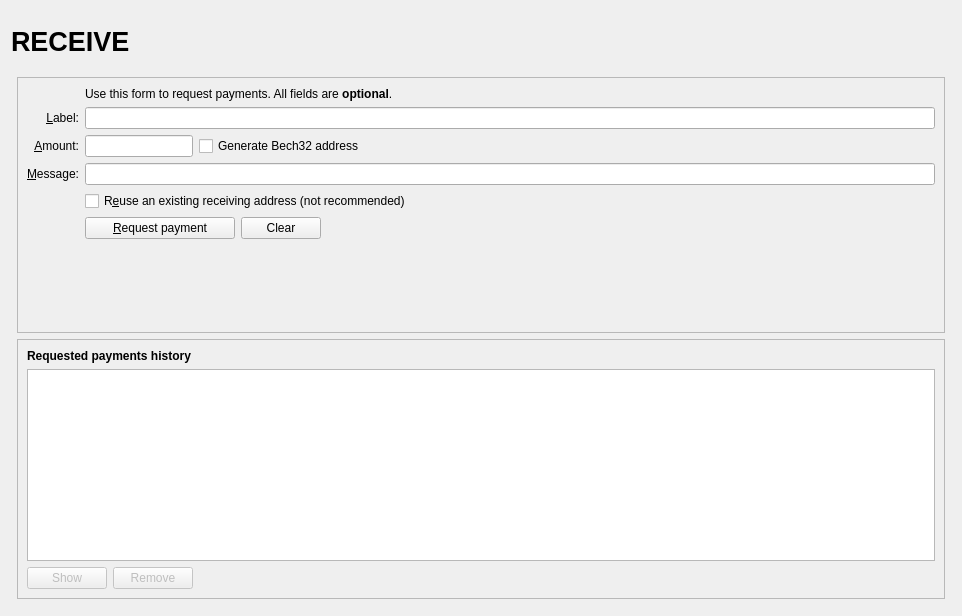
First picture: the form in src/qt/forms/receivecoinsdialog.ui, repository blocknetdx/blocknet, before the edit.
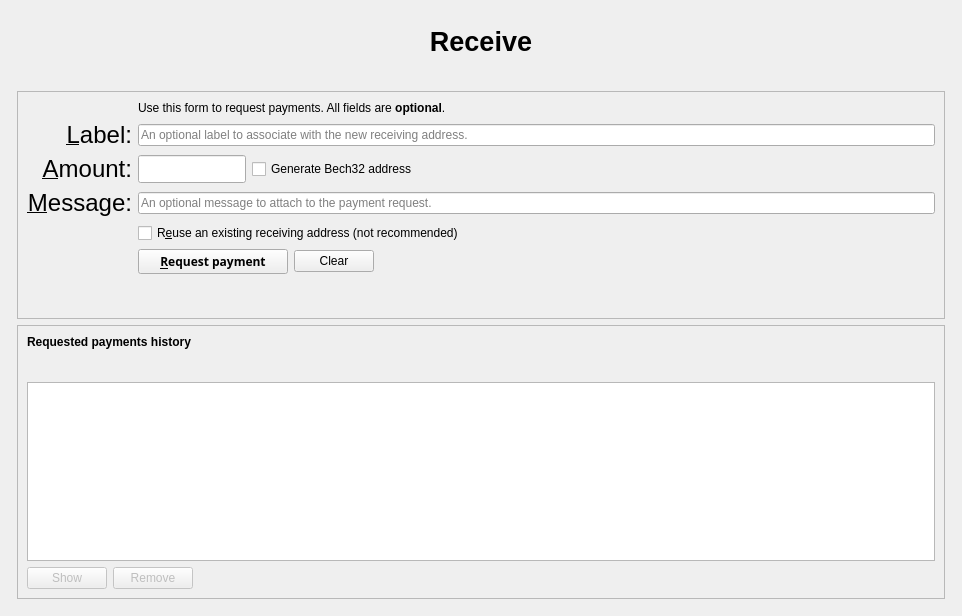
Second picture: the form after the edit. Icons and pictures are not drawn. Custom widgets are drawn as their Qt base class.

The edit to the form file:
```diff
--- a/src/qt/forms/receivecoinsdialog.ui
+++ b/src/qt/forms/receivecoinsdialog.ui
@@ -32,7 +32,7 @@
          <number>0</number>
         </property>
         <item>
-         <layout class="QHBoxLayout" name="horizontalLayout_Header" stretch="1,0,1">
+         <layout class="QHBoxLayout" name="horizontalLayout_Header" stretch="1">
           <item>
            <widget class="QLabel" name="labelOverviewHeaderLeft">
             <property name="minimumSize">
@@ -55,47 +55,10 @@
              </font>
             </property>
             <property name="text">
-             <string>RECEIVE</string>
-            </property>
-           </widget>
-          </item>
-          <item>
-           <spacer name="horizontalSpacer_3">
-            <property name="orientation">
-             <enum>Qt::Horizontal</enum>
-            </property>
-            <property name="sizeHint" stdset="0">
-             <size>
-              <width>40</width>
-              <height>20</height>
-             </size>
-            </property>
-           </spacer>
-          </item>
-          <item>
-           <widget class="QLabel" name="labelOverviewHeaderRight">
-            <property name="minimumSize">
-             <size>
-              <width>464</width>
-              <height>60</height>
-             </size>
-            </property>
-            <property name="maximumSize">
-             <size>
-              <width>16777215</width>
-              <height>60</height>
-             </size>
-            </property>
-            <property name="font">
-             <font>
-              <pointsize>14</pointsize>
-             </font>
-            </property>
-            <property name="text">
-             <string/>
+             <string>Receive</string>
             </property>
             <property name="alignment">
-             <set>Qt::AlignRight|Qt::AlignTrailing|Qt::AlignVCenter</set>
+             <set>Qt::AlignCenter</set>
             </property>
            </widget>
           </item>
@@ -119,6 +82,19 @@
         <property name="bottomMargin">
          <number>6</number>
         </property>
+        <item>
+         <spacer name="verticalSpacer_3">
+          <property name="orientation">
+           <enum>Qt::Vertical</enum>
+          </property>
+          <property name="sizeHint" stdset="0">
+           <size>
+            <width>20</width>
+            <height>40</height>
+           </size>
+          </property>
+         </spacer>
+        </item>
         <item>
          <widget class="QFrame" name="frame2">
           <property name="sizePolicy">
@@ -155,6 +131,11 @@
              </item>
              <item row="6" column="0">
               <widget class="QLabel" name="label_3">
+               <property name="font">
+                <font>
+                 <pointsize>18</pointsize>
+                </font>
+               </property>
                <property name="toolTip">
                 <string>An optional message to attach to the payment request, which will be displayed when the request is opened. Note: The message will not be sent with the payment over the Phore network.</string>
                </property>
@@ -174,6 +155,9 @@
                <property name="toolTip">
                 <string>An optional label to associate with the new receiving address.</string>
                </property>
+               <property name="placeholderText">
+                <string>An optional label to associate with the new receiving address.</string>
+               </property>
               </widget>
              </item>
              <item row="6" column="2">
@@ -181,6 +165,9 @@
                <property name="toolTip">
                 <string>An optional message to attach to the payment request, which will be displayed when the request is opened.&lt;br&gt;Note: The message will not be sent with the payment over the Phore network.</string>
                </property>
+               <property name="placeholderText">
+                <string>An optional message to attach to the payment request.</string>
+               </property>
               </widget>
              </item>
              <item row="2" column="2">
@@ -192,6 +179,11 @@
              </item>
              <item row="4" column="0">
               <widget class="QLabel" name="label_2">
+               <property name="font">
+                <font>
+                 <pointsize>18</pointsize>
+                </font>
+               </property>
                <property name="toolTip">
                 <string>An optional label to associate with the new receiving address.</string>
                </property>
@@ -208,6 +200,11 @@
              </item>
              <item row="5" column="0">
               <widget class="QLabel" name="label">
+               <property name="font">
+                <font>
+                 <pointsize>18</pointsize>
+                </font>
+               </property>
                <property name="toolTip">
                 <string>An optional amount to request. Leave this empty or zero to not request a specific amount.</string>
                </property>
@@ -306,6 +303,13 @@
                    <height>0</height>
                   </size>
                  </property>
+                 <property name="font">
+                  <font>
+                   <family>Montserrat</family>
+                   <weight>75</weight>
+                   <bold>true</bold>
+                  </font>
+                 </property>
                  <property name="text">
                   <string>&amp;Request payment</string>
                  </property>
@@ -361,7 +365,7 @@
                <property name="sizeHint" stdset="0">
                 <size>
                  <width>20</width>
-                 <height>40</height>
+                 <height>60</height>
                 </size>
                </property>
               </spacer>
@@ -399,6 +403,19 @@
              </property>
             </widget>
            </item>
+           <item>
+            <spacer name="verticalSpacer_2">
+             <property name="orientation">
+              <enum>Qt::Vertical</enum>
+             </property>
+             <property name="sizeHint" stdset="0">
+              <size>
+               <width>20</width>
+               <height>40</height>
+              </size>
+             </property>
+            </spacer>
+           </item>
            <item>
             <widget class="QTableView" name="recentRequestsView">
              <property name="palette">
@@ -444,6 +461,9 @@
              <property name="tabKeyNavigation">
               <bool>false</bool>
              </property>
+             <property name="showGrid">
+              <bool>false</bool>
+             </property>
              <property name="sortingEnabled">
               <bool>true</bool>
              </property>
```
Left out of the diff: 2 changed lines with no effect on the pictures. Lines whose indentation alone changed are shown as unchanged.
